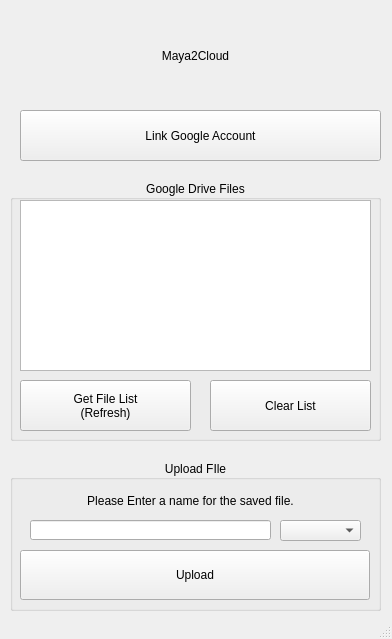
This is GUI/M2C.ui in SideswipeeZ/maya2drive as Qt 5 draws it before an edit. The edited form follows.
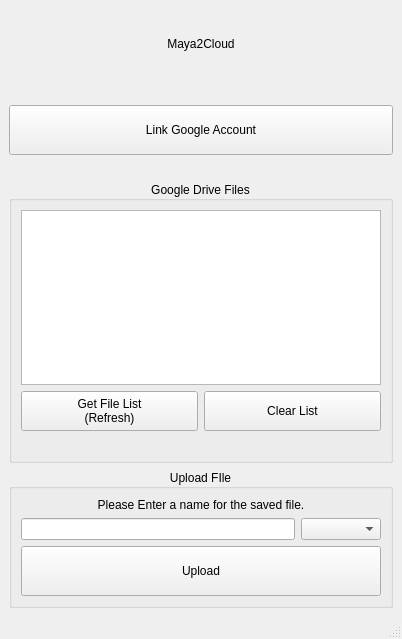
This is the edited form.

Commit message:
Updated UI with Layout,
Now the app can be dynamically resized by the user.

Patch:
```diff
--- a/GUI/M2C.ui
+++ b/GUI/M2C.ui
@@ -14,14 +14,14 @@
    <string>MainWindow</string>
   </property>
   <widget class="QWidget" name="centralwidget">
+   <layout class="QVBoxLayout" name="verticalLayout_3">
+    <item>
    <widget class="QLabel" name="header_lbl">
-    <property name="geometry">
-     <rect>
-      <x>10</x>
-      <y>20</y>
-      <width>371</width>
-      <height>71</height>
-     </rect>
+      <property name="minimumSize">
+       <size>
+        <width>370</width>
+        <height>70</height>
+       </size>
     </property>
     <property name="text">
      <string>Maya2Cloud</string>
@@ -30,140 +30,184 @@
      <set>Qt::AlignCenter</set>
     </property>
    </widget>
-   <widget class="QGroupBox" name="groupBox">
-    <property name="geometry">
-     <rect>
-      <x>10</x>
-      <y>460</y>
-      <width>371</width>
-      <height>151</height>
-     </rect>
-    </property>
-    <property name="title">
-     <string>Upload FIle</string>
-    </property>
-    <property name="alignment">
-     <set>Qt::AlignCenter</set>
-    </property>
-    <widget class="QPushButton" name="bttn_upload">
-     <property name="geometry">
-      <rect>
-       <x>10</x>
-       <y>90</y>
-       <width>350</width>
+    </item>
+    <item>
+     <spacer name="verticalSpacer">
+      <property name="orientation">
+       <enum>Qt::Vertical</enum>
+      </property>
+      <property name="sizeType">
+       <enum>QSizePolicy::Minimum</enum>
+      </property>
+      <property name="sizeHint" stdset="0">
+       <size>
+        <width>20</width>
+        <height>20</height>
+       </size>
+      </property>
+     </spacer>
+    </item>
+    <item>
+     <widget class="QPushButton" name="bttn_link">
+      <property name="minimumSize">
+       <size>
+        <width>360</width>
        <height>50</height>
-      </rect>
+       </size>
      </property>
      <property name="text">
-      <string>Upload</string>
-     </property>
-    </widget>
-    <widget class="QLineEdit" name="lineEdit">
-     <property name="geometry">
-      <rect>
-       <x>20</x>
-       <y>60</y>
-       <width>241</width>
+       <string>Link Google Account</string>
+      </property>
+     </widget>
+    </item>
+    <item>
+     <spacer name="verticalSpacer_2">
+      <property name="orientation">
+       <enum>Qt::Vertical</enum>
+      </property>
+      <property name="sizeType">
+       <enum>QSizePolicy::Minimum</enum>
+      </property>
+      <property name="sizeHint" stdset="0">
+       <size>
+        <width>20</width>
        <height>20</height>
-      </rect>
-     </property>
-    </widget>
-    <widget class="QLabel" name="txt_lbl">
-     <property name="geometry">
-      <rect>
-       <x>20</x>
-       <y>30</y>
-       <width>321</width>
-       <height>21</height>
-      </rect>
-     </property>
-     <property name="text">
-      <string>Please Enter a name for the saved file.</string>
-     </property>
-     <property name="alignment">
-      <set>Qt::AlignCenter</set>
-     </property>
-    </widget>
-    <widget class="QComboBox" name="combo_file">
-     <property name="geometry">
-      <rect>
-       <x>270</x>
-       <y>60</y>
-       <width>81</width>
-       <height>21</height>
-      </rect>
-     </property>
-     <property name="maxVisibleItems">
-      <number>10</number>
-     </property>
-    </widget>
-   </widget>
+       </size>
+      </property>
+     </spacer>
+    </item>
+    <item>
    <widget class="QGroupBox" name="groupBox_2">
-    <property name="geometry">
-     <rect>
-      <x>10</x>
-      <y>180</y>
-      <width>371</width>
-      <height>261</height>
-     </rect>
-    </property>
     <property name="title">
      <string>Google Drive Files</string>
     </property>
     <property name="alignment">
      <set>Qt::AlignCenter</set>
     </property>
+      <layout class="QVBoxLayout" name="verticalLayout">
+       <item>
     <widget class="QListWidget" name="listWidget">
-     <property name="geometry">
-      <rect>
-       <x>10</x>
-       <y>20</y>
+         <property name="minimumSize">
+          <size>
        <width>351</width>
        <height>171</height>
-      </rect>
-     </property>
-    </widget>
+          </size>
+         </property>
+        </widget>
+       </item>
+       <item>
+        <layout class="QHBoxLayout" name="horizontalLayout">
+         <item>
     <widget class="QPushButton" name="bttn_getFiles">
-     <property name="geometry">
-      <rect>
-       <x>10</x>
-       <y>200</y>
-       <width>171</width>
-       <height>51</height>
-      </rect>
+           <property name="minimumSize">
+            <size>
+             <width>0</width>
+             <height>40</height>
+            </size>
      </property>
      <property name="text">
       <string>Get File List
 (Refresh)</string>
      </property>
     </widget>
+         </item>
+         <item>
     <widget class="QPushButton" name="bttn_clear">
-     <property name="geometry">
-      <rect>
-       <x>200</x>
-       <y>200</y>
-       <width>161</width>
-       <height>51</height>
-      </rect>
+           <property name="minimumSize">
+            <size>
+             <width>0</width>
+             <height>40</height>
+            </size>
      </property>
      <property name="text">
       <string>Clear List</string>
      </property>
     </widget>
-   </widget>
-   <widget class="QPushButton" name="bttn_link">
-    <property name="geometry">
-     <rect>
-      <x>20</x>
-      <y>110</y>
-      <width>361</width>
-      <height>51</height>
-     </rect>
-    </property>
+         </item>
+        </layout>
+       </item>
+       <item>
+        <spacer name="verticalSpacer_3">
+         <property name="orientation">
+          <enum>Qt::Vertical</enum>
+         </property>
+         <property name="sizeType">
+          <enum>QSizePolicy::Minimum</enum>
+         </property>
+         <property name="sizeHint" stdset="0">
+          <size>
+           <width>20</width>
+           <height>20</height>
+          </size>
+         </property>
+        </spacer>
+       </item>
+      </layout>
+     </widget>
+    </item>
+    <item>
+     <widget class="QGroupBox" name="groupBox">
+      <property name="title">
+       <string>Upload FIle</string>
+      </property>
+      <property name="alignment">
+       <set>Qt::AlignCenter</set>
+      </property>
+      <layout class="QVBoxLayout" name="verticalLayout_2">
+       <item>
+        <widget class="QLabel" name="txt_lbl">
     <property name="text">
-     <string>Link Google Account</string>
-    </property>
-   </widget>
+          <string>Please Enter a name for the saved file.</string>
+         </property>
+         <property name="alignment">
+          <set>Qt::AlignCenter</set>
+         </property>
+        </widget>
+       </item>
+       <item>
+        <layout class="QHBoxLayout" name="horizontalLayout_2">
+         <item>
+          <widget class="QLineEdit" name="lineEdit">
+           <property name="minimumSize">
+            <size>
+             <width>240</width>
+             <height>0</height>
+            </size>
+           </property>
+          </widget>
+         </item>
+         <item>
+          <widget class="QComboBox" name="combo_file">
+           <property name="minimumSize">
+            <size>
+             <width>80</width>
+             <height>0</height>
+            </size>
+           </property>
+           <property name="maxVisibleItems">
+            <number>10</number>
+           </property>
+          </widget>
+         </item>
+        </layout>
+       </item>
+       <item>
+        <widget class="QPushButton" name="bttn_upload">
+         <property name="minimumSize">
+          <size>
+           <width>360</width>
+           <height>50</height>
+          </size>
+         </property>
+         <property name="text">
+          <string>Upload</string>
+         </property>
+        </widget>
+       </item>
+      </layout>
+     </widget>
+    </item>
+   </layout>
   </widget>
   <widget class="QStatusBar" name="statusbar"/>
  </widget>
```
Lines whose indentation alone changed are shown as unchanged.
